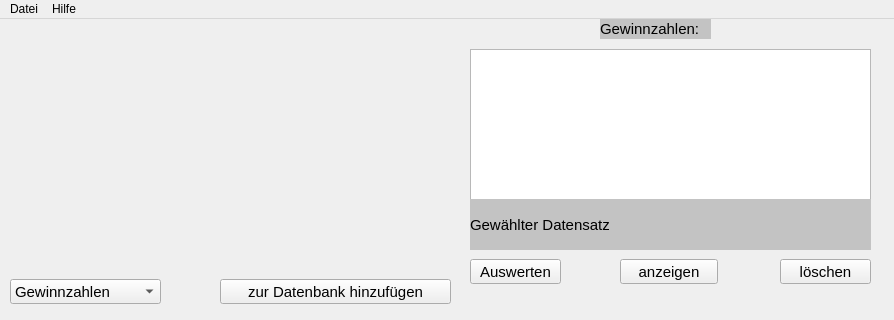
This is lotto/lotto_dateneing.ui in MarkusHackspacher/pyLottoverwaltung as Qt 5 draws it before an edit; both pictures show x 0 to 894 and y 0 to 320 of the 894 by 665 pixel window. The edited form follows.
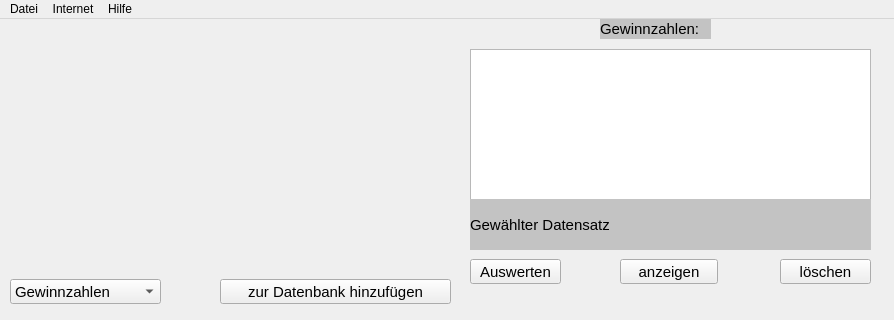
This is the edited form. Icons and pictures are not drawn.

Commit message: insert lotto from internet in gui

The edit to the form file:
```diff
--- a/lotto/lotto_dateneing.ui
+++ b/lotto/lotto_dateneing.ui
@@ -569,7 +569,14 @@
     <addaction name="actionHilfe"/>
     <addaction name="actionInfo"/>
    </widget>
+   <widget class="QMenu" name="menuInternet">
+    <property name="title">
+     <string>Internet</string>
+    </property>
+    <addaction name="actionDaten_von_lotto_de"/>
+   </widget>
    <addaction name="menuDatei"/>
+   <addaction name="menuInternet"/>
    <addaction name="menuHilfe"/>
   </widget>
   <widget class="QStatusBar" name="statusbar"/>
```
Left out of the diff: 5 changed lines with no effect on the pictures. The commit also changes 6 other files.
